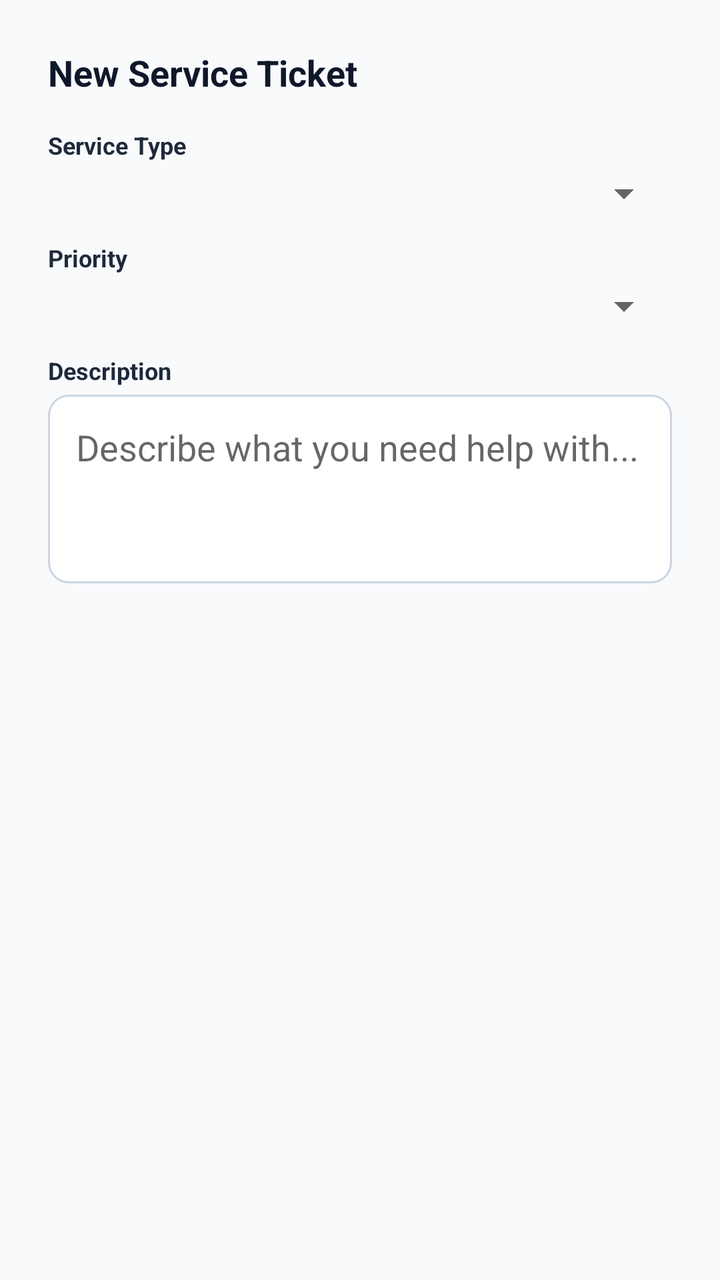
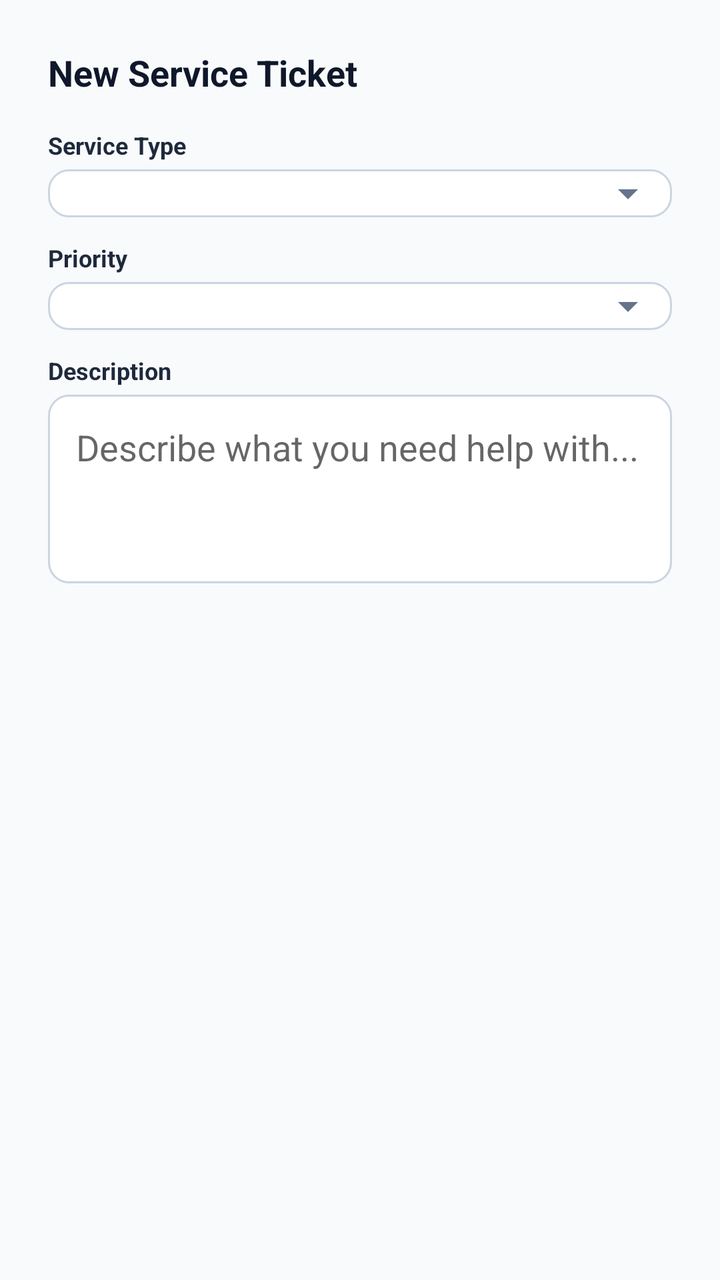

Two renders of the same Android screen: before a commit and after it. Below are the layout's source before the change and the commit's diff.
<!-- AndroidManifest.xml: application theme Theme.ApexLedger -->
<!-- res/layout/dialog_new_ticket.xml -->
<?xml version="1.0" encoding="utf-8"?>
<LinearLayout xmlns:android="http://schemas.android.com/apk/res/android"
    android:layout_width="match_parent"
    android:layout_height="wrap_content"
    android:orientation="vertical"
    android:padding="24dp">

    <TextView
        android:layout_width="wrap_content"
        android:layout_height="wrap_content"
        android:text="New Service Ticket"
        android:textColor="@color/navy"
        android:textStyle="bold"
        android:textSize="18sp"
        android:layout_marginBottom="16dp" />

    <TextView
        android:layout_width="wrap_content"
        android:layout_height="wrap_content"
        android:text="Service Type"
        android:textColor="@color/navy_700"
        android:textStyle="bold"
        android:textSize="12sp" />

    <Spinner
        android:id="@+id/spinnerServiceType"
        android:layout_width="match_parent"
        android:layout_height="wrap_content"
        android:layout_marginTop="4dp"
        android:layout_marginBottom="12dp" />

    <TextView
        android:layout_width="wrap_content"
        android:layout_height="wrap_content"
        android:text="Priority"
        android:textColor="@color/navy_700"
        android:textStyle="bold"
        android:textSize="12sp" />

    <Spinner
        android:id="@+id/spinnerPriority"
        android:layout_width="match_parent"
        android:layout_height="wrap_content"
        android:layout_marginTop="4dp"
        android:layout_marginBottom="12dp" />

    <TextView
        android:layout_width="wrap_content"
        android:layout_height="wrap_content"
        android:text="Description"
        android:textColor="@color/navy_700"
        android:textStyle="bold"
        android:textSize="12sp" />

    <EditText
        android:id="@+id/etDescription"
        android:layout_width="match_parent"
        android:layout_height="wrap_content"
        android:hint="Describe what you need help with..."
        android:background="@drawable/bg_input_field"
        android:padding="14dp"
        android:minLines="3"
        android:gravity="top"
        android:inputType="textMultiLine"
        android:layout_marginTop="4dp" />

</LinearLayout>
<!-- resources referenced by this layout -->
<resources>
  <color name="navy">#0F172A</color>
  <color name="navy_700">#1E293B</color>
  <!-- drawable bg_input_field (drawable) -->
  <?xml version="1.0" encoding="utf-8"?>
  <shape xmlns:android="http://schemas.android.com/apk/res/android"
      android:shape="rectangle">
      <corners android:radius="10dp" />
      <solid android:color="@color/white" />
      <stroke android:width="1dp" android:color="@color/gray_300" />
  </shape>
  <style name="Theme.ApexLedger" parent="Theme.MaterialComponents.DayNight.NoActionBar">
          <item name="colorPrimary">@color/primary</item>
          <item name="colorPrimaryDark">@color/primary_dark</item>
          <item name="colorAccent">@color/success</item>
          <item name="android:windowBackground">@color/background</item>
          <item name="android:statusBarColor">@color/status_bar</item>
          <item name="android:navigationBarColor">@color/white</item>
      </style>
  <color name="white">#FFFFFF</color>
  <color name="gray_300">#CBD5E1</color>
  <color name="primary">#2563EB</color>
  <color name="primary_dark">#1D4ED8</color>
  <color name="success">#16A34A</color>
  <color name="background">@color/gray_50</color>
  <color name="status_bar">#0F172A</color>
  <color name="gray_50">#F8FAFC</color>
</resources>

<!-- the commit's change to res/layout/dialog_new_ticket.xml (unified diff, before → after) -->
@@ -23,6 +23,7 @@
         android:textSize="12sp" />
 
     <Spinner
+        android:background="@drawable/bg_spinner"
         android:id="@+id/spinnerServiceType"
         android:layout_width="match_parent"
         android:layout_height="wrap_content"
@@ -38,6 +39,7 @@
         android:textSize="12sp" />
 
     <Spinner
+        android:background="@drawable/bg_spinner"
         android:id="@+id/spinnerPriority"
         android:layout_width="match_parent"
         android:layout_height="wrap_content"
<!-- resource entries referenced after the edit -->
@@ -10,8 +10,20 @@
       <solid android:color="@color/white" />
       <stroke android:width="1dp" android:color="@color/gray_300" />
   </shape>
+  <!-- drawable bg_spinner (drawable) -->
+  <?xml version="1.0" encoding="utf-8"?>
+  <layer-list xmlns:android="http://schemas.android.com/apk/res/android">
+      <item android:drawable="@drawable/bg_input_field" />
+      <item
+          android:drawable="@drawable/ic_dropdown_arrow"
+          android:gravity="center_vertical|end"
+          android:width="24dp"
+          android:height="24dp"
+          android:end="10dp" />
+  </layer-list>
   <style name="Theme.ApexLedger" parent="Theme.MaterialComponents.DayNight.NoActionBar">
           <item name="colorPrimary">@color/primary</item>
+          <item name="colorOnPrimary">@color/on_primary</item>
           <item name="colorPrimaryDark">@color/primary_dark</item>
           <item name="colorAccent">@color/success</item>
           <item name="android:windowBackground">@color/background</item>
@@ -20,11 +32,21 @@
       </style>
   <color name="white">#FFFFFF</color>
   <color name="gray_300">#CBD5E1</color>
+  <!-- drawable ic_dropdown_arrow (drawable) -->
+  <?xml version="1.0" encoding="utf-8"?>
+  <vector xmlns:android="http://schemas.android.com/apk/res/android"
+      android:width="24dp" android:height="24dp"
+      android:viewportWidth="24" android:viewportHeight="24"
+      android:tint="@color/gray_500">
+      <path android:fillColor="#FF000000" android:pathData="M7,10l5,5 5,-5z" />
+  </vector>
   <color name="primary">#2563EB</color>
+  <color name="on_primary">#FFFFFF</color>
   <color name="primary_dark">#1D4ED8</color>
   <color name="success">#16A34A</color>
   <color name="background">@color/gray_50</color>
   <color name="status_bar">#0F172A</color>
+  <color name="gray_500">#64748B</color>
   <color name="gray_50">#F8FAFC</color>
 </resources>
 
